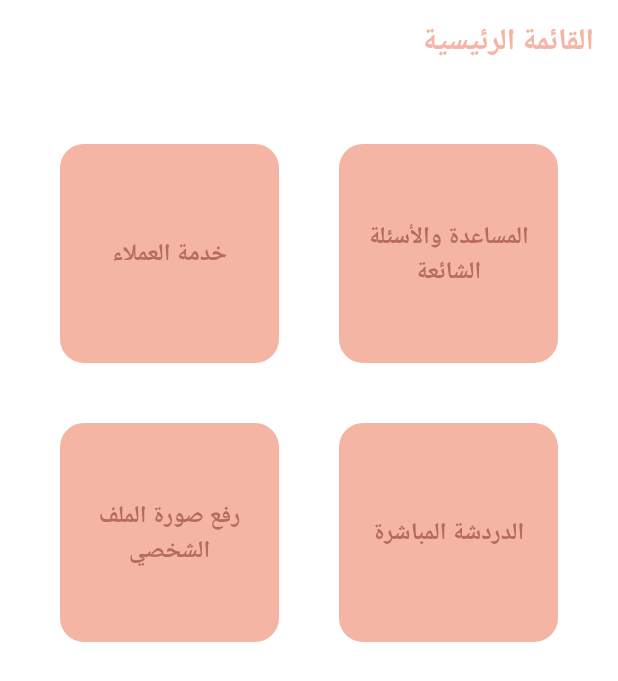
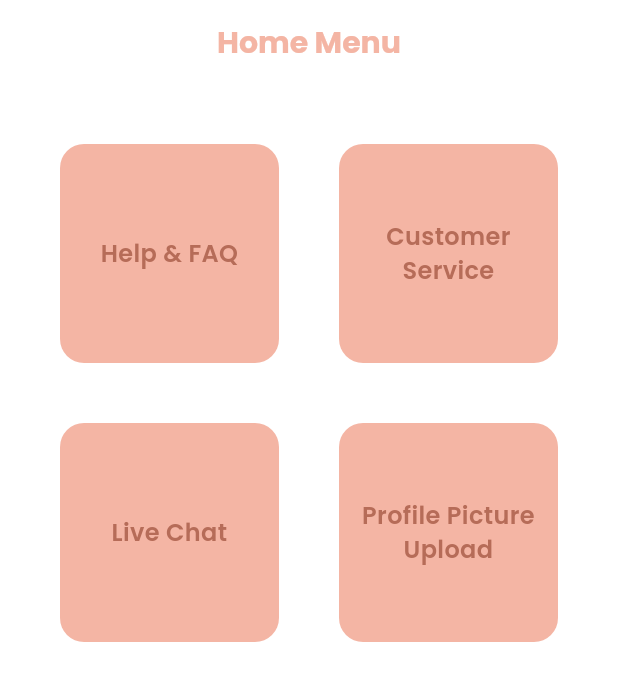
Before and after one commit to Ahmedmahmouddd/Customer_support_task, a Flutter app: the screen it shows after launch, on a phone screen of 412 x 824 dp. Shown: the top 681 px of the screen. Run offline on Flutter 3.47's test engine with Material 3 defaults, Android fonts, the phone set to English and light mode, and no system bars; our stand-ins replace cloud_firestore, firebase_core, flutter_svg, get; accounts and stored records are empty.

Commit message:
run app on android, add premissions for website open, fix some bugs, make sure app is responsive

```diff
--- a/lib/core/widgets/custom_appbar.dart
+++ b/lib/core/widgets/custom_appbar.dart
@@ -17,13 +17,14 @@ class CustomAppBar extends StatelessWidget implements PreferredSizeWidget {
   });
 
   @override
-  Size get preferredSize => const Size.fromHeight(85);
+  Size get preferredSize => const Size.fromHeight(88);
 
   @override
   Widget build(BuildContext context) {
     return Container(
       color: AppColors.white,
       child: Column(
+        mainAxisSize: MainAxisSize.min, // <-- Make it flexible
         mainAxisAlignment: MainAxisAlignment.end,
         children: [
           AppBar(
@@ -40,7 +41,7 @@ class CustomAppBar extends StatelessWidget implements PreferredSizeWidget {
             centerTitle: true,
             title: Text(title, style: AppTextStyles.salmonHeading),
           ),
-          Text(subtitle, style: AppTextStyles.blackSubheading),
+          Expanded(child: Text(subtitle, style: AppTextStyles.blackSubheading)),
           const SizedBox(height: 4),
           CustomDivider(),
         ],
--- a/lib/main.dart
+++ b/lib/main.dart
@@ -33,7 +33,7 @@ class CustomerSupportApp extends StatelessWidget {
       supportedLocales: S.delegate.supportedLocales,
       initialRoute: AppRoutes.home,
       getPages: AppPages.routes,
-      locale: const Locale('ar'),
+      locale: const Locale('en'),
     );
   }
 }
--- a/lib/modules/help_faq/bindings/help_faqs_binding.dart
+++ b/lib/modules/help_faq/bindings/help_faqs_binding.dart
@@ -1,8 +1,9 @@
+import 'package:customer_support_task/modules/help_faq/controllers/help_faqs_controller.dart';
 import 'package:get/get.dart';
 
 class HelpFaqsBinding extends Bindings {
   @override
   void dependencies() {
-    // Add your controller here later
+    Get.lazyPut<ExternalLinksController>(() => ExternalLinksController());
   }
 }
--- a/lib/modules/home/views/home_view.dart
+++ b/lib/modules/home/views/home_view.dart
@@ -1,18 +1,16 @@
-import 'package:customer_support_task/core/theme/app_colors.dart';
 import 'package:customer_support_task/core/constants/app_constants.dart';
 import 'package:customer_support_task/core/theme/app_text_styles.dart';
 import 'package:customer_support_task/generated/l10n.dart';
 import 'package:customer_support_task/modules/home/models/home_menu_item.dart';
+import 'package:customer_support_task/modules/home/widgets/home_container.dart';
 import 'package:flutter/material.dart';
-import 'package:get/get.dart';
 import '../../../routes/app_routes.dart';
 
 class HomeView extends StatelessWidget {
   const HomeView({super.key});
 
-  @override
-  Widget build(BuildContext context) {
-    final items = [
+  List<HomeMenuItem> getMenuItems(BuildContext context) {
+    return [
       HomeMenuItem(label: S.of(context).helpFAQ, route: AppRoutes.helpFaqs),
       HomeMenuItem(
         label: S.of(context).customerService,
@@ -24,9 +22,15 @@ class HomeView extends StatelessWidget {
         route: AppRoutes.profilePictureUpload,
       ),
     ];
+  }
+
+  @override
+  Widget build(BuildContext context) {
+    final items = getMenuItems(context);
 
     return Scaffold(
       appBar: AppBar(
+        centerTitle: true,
         title: Text(S.of(context).homeMenu, style: AppTextStyles.salmonHeading),
       ),
       body: Padding(
@@ -38,24 +42,7 @@ class HomeView extends StatelessWidget {
           crossAxisSpacing: AppConstants.horizontalPadding,
           mainAxisSpacing: AppConstants.horizontalPadding,
           children: items.map((item) {
-            return GestureDetector(
-              onTap: () => Get.toNamed(item.route),
-              child: Container(
-                decoration: BoxDecoration(
-                  color: AppColors.salmon,
-                  borderRadius: BorderRadius.circular(
-                    AppConstants.largePadding,
-                  ),
-                ),
-                child: Center(
-                  child: Text(
-                    item.label,
-                    style: AppTextStyles.terracottaSubheading,
-                    textAlign: TextAlign.center,
-                  ),
-                ),
-              ),
-            );
+            return HomeContainer(item: item);
           }).toList(),
         ),
       ),
--- /dev/null
+++ b/lib/modules/home/widgets/home_container.dart
@@ -0,0 +1,33 @@
+import 'package:customer_support_task/core/constants/app_constants.dart';
+import 'package:customer_support_task/core/theme/app_colors.dart';
+import 'package:customer_support_task/core/theme/app_text_styles.dart';
+import 'package:customer_support_task/modules/home/models/home_menu_item.dart';
+import 'package:flutter/material.dart';
+import 'package:get/get.dart';
+
+class HomeContainer extends StatelessWidget {
+  const HomeContainer({super.key, required this.item});
+
+  final HomeMenuItem item;
+
+  @override
+  Widget build(BuildContext context) {
+    return GestureDetector(
+      onTap: () => Get.toNamed(item.route),
+      child: Container(
+        padding: EdgeInsets.all(AppConstants.smallPadding),
+        decoration: BoxDecoration(
+          color: AppColors.salmon,
+          borderRadius: BorderRadius.circular(AppConstants.largePadding),
+        ),
+        child: Center(
+          child: Text(
+            item.label,
+            style: AppTextStyles.terracottaSubheading,
+            textAlign: TextAlign.center,
+          ),
+        ),
+      ),
+    );
+  }
+}
--- a/lib/routes/app_pages.dart
+++ b/lib/routes/app_pages.dart
@@ -1,3 +1,4 @@
+import 'package:customer_support_task/modules/help_faq/bindings/help_faqs_binding.dart';
 import 'package:customer_support_task/modules/help_faq/views/help_faqs_view.dart';
 import 'package:customer_support_task/modules/live_chat/bindings/live_chat_binding.dart';
 import 'package:customer_support_task/modules/live_chat/views/live_chat_view.dart';
@@ -11,7 +12,11 @@ class AppPages {
   static final routes = [
     GetPage(name: AppRoutes.home, page: () => HomeView()),
     GetPage(name: AppRoutes.customerService, page: () => CustomerServiceView()),
-    GetPage(name: AppRoutes.helpFaqs, page: () => HelpFaqsView()),
+    GetPage(
+      name: AppRoutes.helpFaqs,
+      page: () => HelpFaqsView(),
+      binding: HelpFaqsBinding(),
+    ),
     GetPage(
       name: AppRoutes.profilePictureUpload,
       page: () => ProfilePictureUploadView(),
--- a/pubspec.yaml
+++ b/pubspec.yaml
@@ -36,7 +36,6 @@ dependencies:
     sdk: flutter
   flutter_localizations:
     sdk: flutter
-  flutter_phone_direct_caller: ^2.2.1
   flutter_svg: ^2.2.0
   get: ^4.7.2
   intl_utils: ^2.8.10
```
Also changed, not shown: lib/modules/help_faq/controllers/help_faqs_controller.dart (+3 -7 lines), lib/modules/help_faq/views/help_faqs_view.dart (+7 -13 lines), pubspec.lock, 2 other files.
